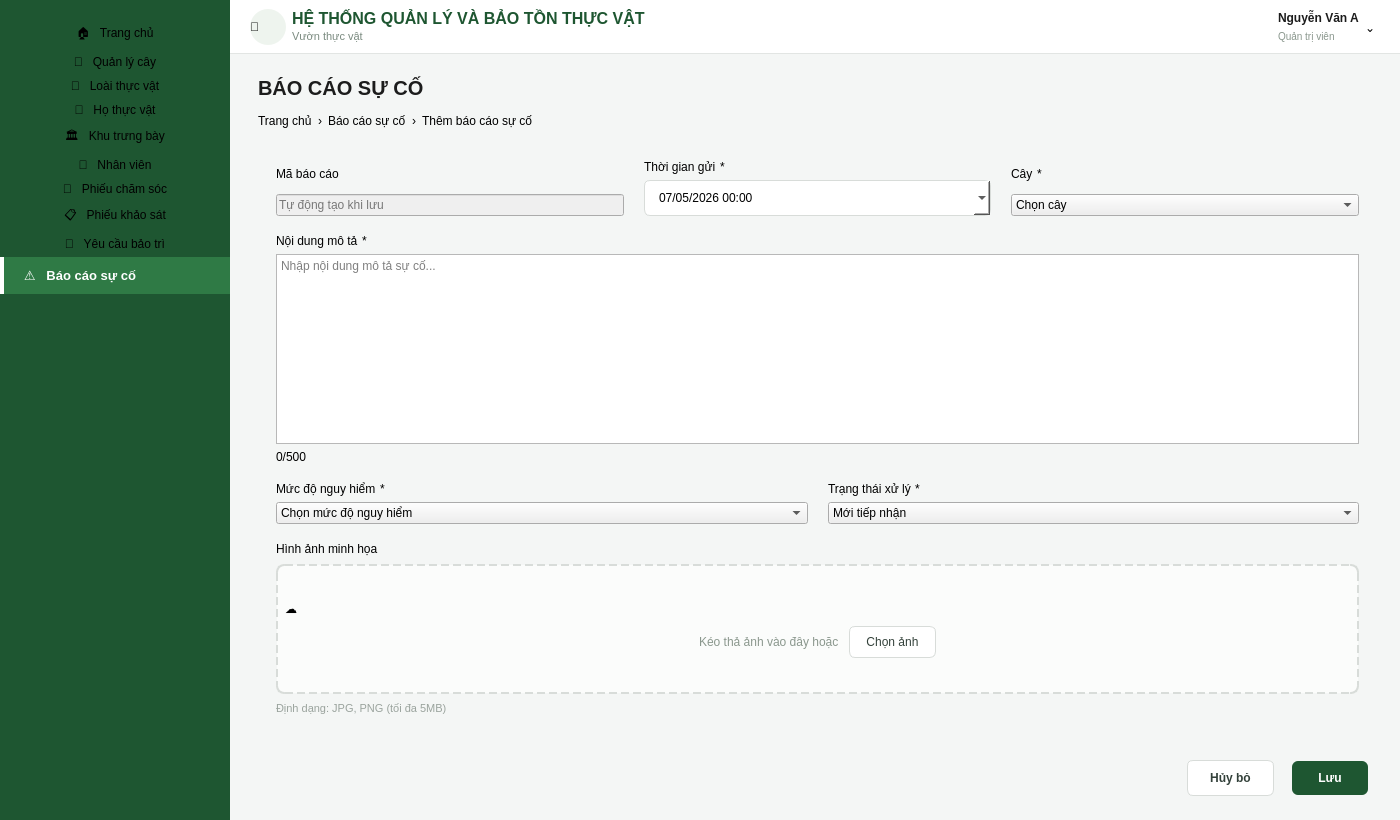
Above: CSDL_doan/bao_cao_su_co.ui from chammtnk25411/CSDL_QLCX before the change. Below: the same form after it.
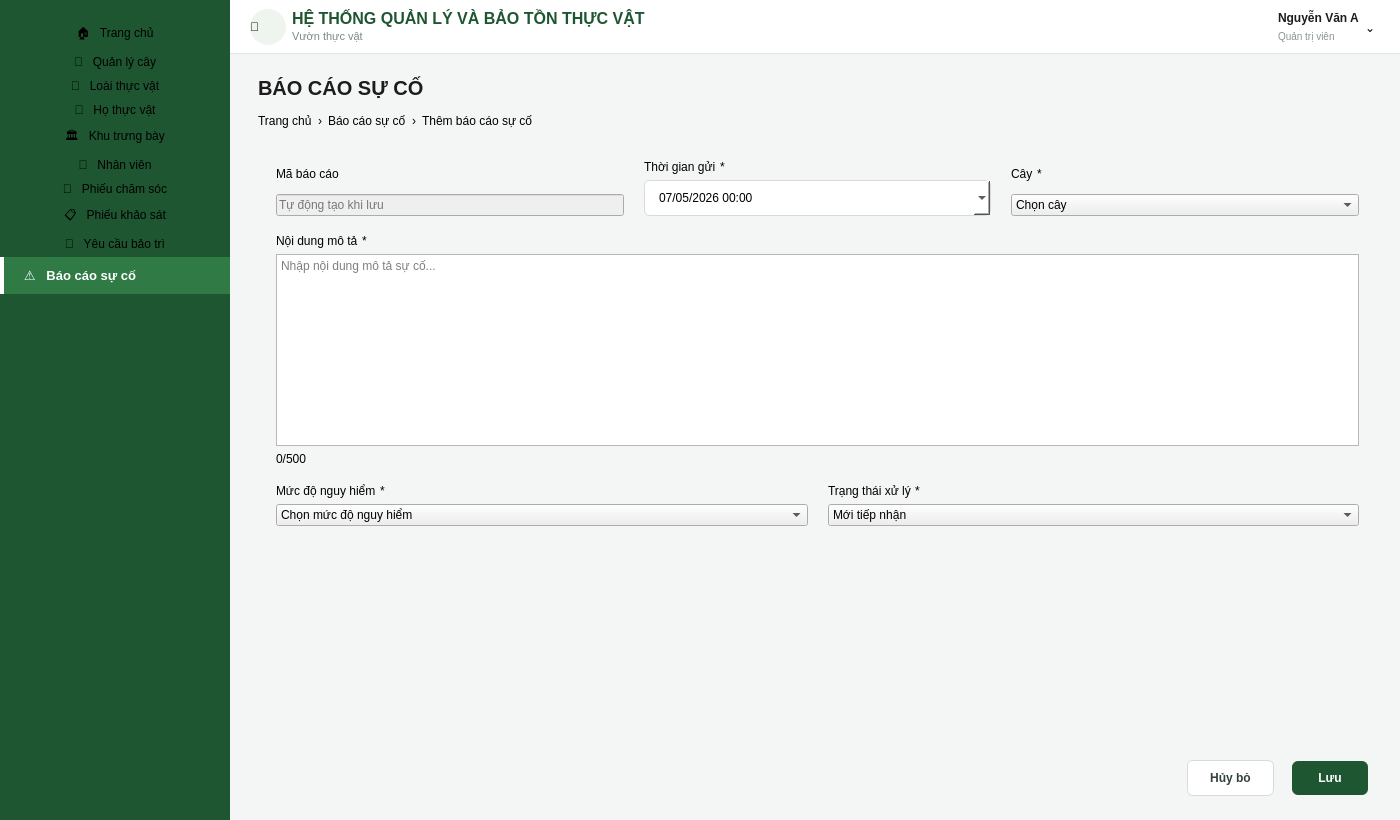
That is the form after the change.

Commit message: Update lại giao diện báo cáo sự cố

Patch:
```diff
--- a/CSDL_doan/bao_cao_su_co.ui
+++ b/CSDL_doan/bao_cao_su_co.ui
@@ -56,11 +56,6 @@
 QComboBox#fieldCombo { border: 1px solid #d8dcd9; border-radius: 6px; padding: 9px 12px; font-size: 12px; background-color: #ffffff; }
 QTextEdit#fieldTextArea { border: 1px solid #d8dcd9; border-radius: 6px; padding: 10px 12px; font-size: 12px; background-color: #ffffff; }
 QLabel#charCounter { font-size: 11px; color: #9aa39d; }
-QWidget#uploadDropzone { background-color: #fbfcfb; border: 2px dashed #d8dcd9; border-radius: 8px; }
-QLabel#uploadHint { font-size: 12px; color: #8a978d; }
-QLabel#uploadFormatHint { font-size: 11px; color: #9aa39d; }
-QPushButton#btnChooseImage { border: 1px solid #d8dcd9; border-radius: 6px; padding: 8px 16px; font-size: 12px; background-color: #ffffff; color: #33413a; }
-QPushButton#btnChooseImage:hover { background-color: #f4f6f5; }
 QPushButton#btnCancel { border: 1px solid #d8dcd9; border-radius: 6px; padding: 10px 22px; font-size: 12px; font-weight: bold; background-color: #ffffff; color: #33413a; }
 QPushButton#btnCancel:hover { background-color: #f4f6f5; }
 QPushButton#btnSave { background-color: #1e5631; border: none; border-radius: 6px; padding: 10px 26px; font-size: 12px; font-weight: bold; color: #ffffff; }
@@ -942,148 +937,6 @@
                    </item>
                   </layout>
                  </item>
-                 <item>
-                  <layout class="QVBoxLayout" name="col_hinhanh">
-                   <property name="spacing">
-                    <number>8</number>
-                   </property>
-                   <item>
-                    <layout class="QHBoxLayout" name="labelRow_hinhanh">
-                     <property name="spacing">
-                      <number>4</number>
-                     </property>
-                     <item>
-                      <widget class="QLabel" name="label_hinhanh">
-                       <property name="text">
-                        <string>Hình ảnh minh họa</string>
-                       </property>
-                       <property name="class" stdset="0">
-                        <string>formLabel</string>
-                       </property>
-                      </widget>
-                     </item>
-                     <item>
-                      <spacer name="labelSpacer_hinhanh">
-                       <property name="orientation">
-                        <enum>Qt::Horizontal</enum>
-                       </property>
-                       <property name="sizeHint" stdset="0">
-                        <size>
-                         <width>10</width>
-                         <height>10</height>
-                        </size>
-                       </property>
-                      </spacer>
-                     </item>
-                    </layout>
-                   </item>
-                   <item>
-                    <widget class="QWidget" name="uploadDropzone" native="true">
-                     <property name="minimumSize">
-                      <size>
-                       <width>0</width>
-                       <height>130</height>
-                      </size>
-                     </property>
-                     <layout class="QVBoxLayout" name="uploadDropzoneOuterLayout">
-                      <property name="spacing">
-                       <number>10</number>
-                      </property>
-                      <item>
-                       <spacer name="uploadTopSpacer">
-                        <property name="orientation">
-                         <enum>Qt::Vertical</enum>
-                        </property>
-                        <property name="sizeHint" stdset="0">
-                         <size>
-                          <width>10</width>
-                          <height>10</height>
-                         </size>
-                        </property>
-                       </spacer>
-                      </item>
-                      <item>
-                       <widget class="QLabel" name="uploadIcon">
-                        <property name="text">
-                         <string>☁</string>
-                        </property>
-                       </widget>
-                      </item>
-                      <item>
-                       <layout class="QHBoxLayout" name="uploadHintRow">
-                        <property name="spacing">
-                         <number>10</number>
-                        </property>
-                        <item>
-                         <spacer name="uploadHintLeftSpacer">
-                          <property name="orientation">
-                           <enum>Qt::Horizontal</enum>
-                          </property>
-                          <property name="sizeHint" stdset="0">
-                           <size>
-                            <width>20</width>
-                            <height>20</height>
-                           </size>
-                          </property>
-                         </spacer>
-                        </item>
-                        <item>
-                         <widget class="QLabel" name="uploadHint">
-                          <property name="text">
-                           <string>Kéo thả ảnh vào đây hoặc</string>
-                          </property>
-                         </widget>
-                        </item>
-                        <item>
-                         <widget class="QPushButton" name="btnChooseImage">
-                          <property name="cursor">
-                           <cursorShape>PointingHandCursor</cursorShape>
-                          </property>
-                          <property name="text">
-                           <string>Chọn ảnh</string>
-                          </property>
-                         </widget>
-                        </item>
-                        <item>
-                         <spacer name="uploadHintRightSpacer">
-                          <property name="orientation">
-                           <enum>Qt::Horizontal</enum>
-                          </property>
-                          <property name="sizeHint" stdset="0">
-                           <size>
-                            <width>20</width>
-                            <height>20</height>
-                           </size>
-                          </property>
-                         </spacer>
-                        </item>
-                       </layout>
-                      </item>
-                      <item>
-                       <spacer name="uploadBottomSpacer">
-                        <property name="orientation">
-                         <enum>Qt::Vertical</enum>
-                        </property>
-                        <property name="sizeHint" stdset="0">
-                         <size>
-                          <width>10</width>
-                          <height>10</height>
-                         </size>
-                        </property>
-                       </spacer>
-                      </item>
-                     </layout>
-                    </widget>
-                   </item>
-                   <item>
-                    <widget class="QLabel" name="uploadFormatHint">
-                     <property name="text">
-                      <string>Định dạng: JPG, PNG (tối đa 5MB)</string>
-                     </property>
-                    </widget>
-                   </item>
-                  </layout>
-                 </item>
                 </layout>
                </widget>
               </item>
```
The commit also changes 2 other files.
